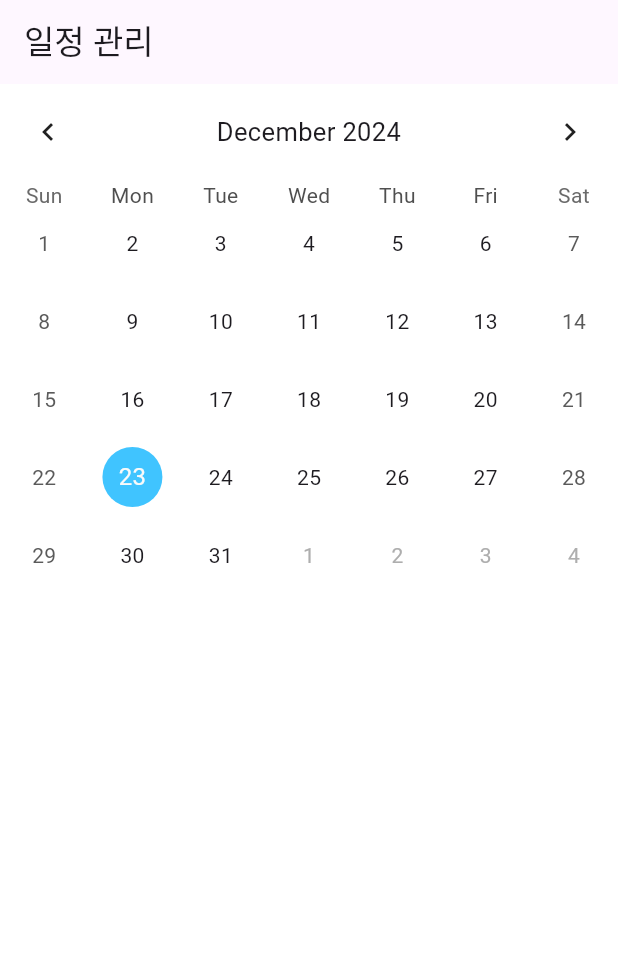
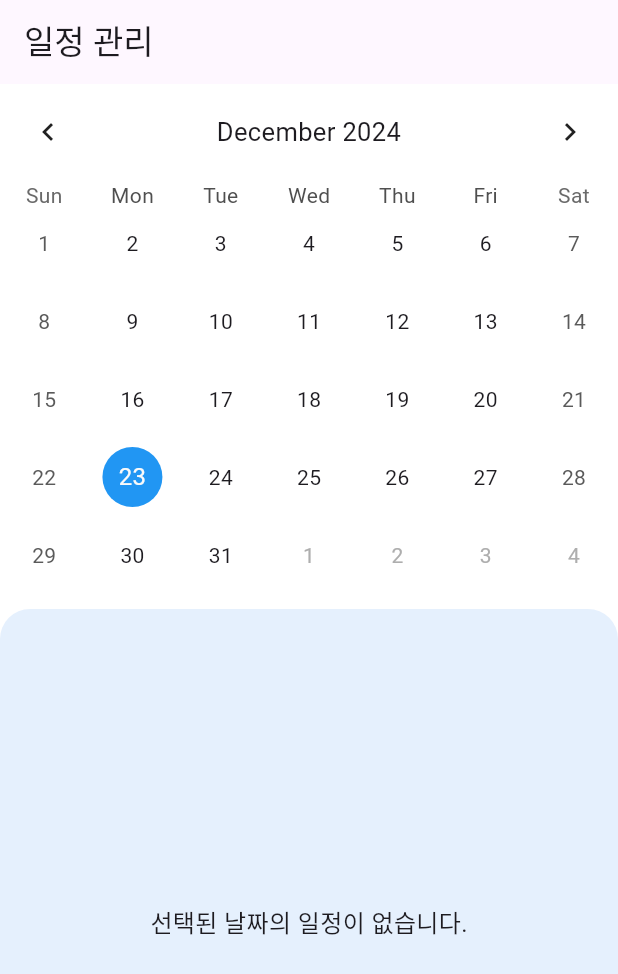
Before and after one commit to Tutorpus/Tutorpus-frontend, a Flutter app: the CalendarPage screen opened directly, on a phone screen of 412 x 824 dp. Shown: the top 974 px of the screen. Run offline on Flutter 3.47's test engine with Material 3 defaults, Android fonts, the light colour scheme and no system bars; drawn by our look-alikes of table_calendar; our stand-ins replace flutter_colorpicker, flutter_svg, shared_preferences; accounts and stored records are empty; network calls fail.

Commit message:
calendar events loaded

```diff
--- a/lib/pages/calendar_page.dart
+++ b/lib/pages/calendar_page.dart
@@ -1,8 +1,8 @@
+import 'dart:convert';
 import 'package:flutter/material.dart';
 import 'package:table_calendar/table_calendar.dart';
 import 'package:tutorpus/theme/colors.dart';
 import 'package:tutorpus/utils/api_client.dart';
-import 'dart:convert';
 
 void main() => runApp(const CalendarApp());
 
@@ -33,11 +33,39 @@
   DateTime? _selectedDay;
 
   final Map<DateTime, List<Event>> _events = {};
+  final Map<int, String> studentNames = {};
 
   @override
   void initState() {
     super.initState();
+    fetchStudents().then((_) {
       fetchSchedule(_focusedDay.year, _focusedDay.month);
+    });
+    _selectedDay =
+        DateTime(_focusedDay.year, _focusedDay.month, _focusedDay.day);
+  }
+
+  Future<void> fetchStudents() async {
+    const url = 'http://43.201.11.102:8080/student';
+
+    try {
+      final response = await ApiClient().get(url);
+      if (response.statusCode == 200) {
+        final List<dynamic> data = jsonDecode(utf8.decode(response.bodyBytes));
+        setState(() {
+          studentNames.clear();
+          for (final student in data) {
+            final studentId = student['connectId'];
+            final studentName = student['name'];
+            studentNames[studentId] = studentName; // ID로 이름 저장
+          }
+        });
+      } else {
+        throw Exception('Failed to fetch students');
+      }
+    } catch (e) {
+      print('Error fetching students: $e');
+    }
   }
 
   Future<void> fetchSchedule(int year, int month) async {
@@ -46,12 +74,15 @@
     try {
       final response = await ApiClient().get(url);
       if (response.statusCode == 200) {
-        final Map<String, dynamic> data = jsonDecode(response.body);
-        print('Fetched schedule data: $data');
-
+        final Map<String, dynamic> data =
+            jsonDecode(utf8.decode(response.bodyBytes));
         setState(() {
           _events.clear();
           for (final key in data.keys) {
+            final int studentId = int.parse(key); // key를 학생 ID로 사용
+            final studentName =
+                studentNames[studentId] ?? 'Unknown Student'; // 이름 매칭
+
             final color =
                 Color(int.parse(data[key]['color'].replaceFirst('#', '0xff')));
             final dates = (data[key]['dates'] as List<dynamic>)
@@ -62,13 +93,12 @@
               final normalizedDate =
                   DateTime(date.year, date.month, date.day); // 시간 제거
               _events[normalizedDate] ??= [];
-              _events[normalizedDate]!
-                  .add(Event('Event $key', '', '', color: color));
+              _events[normalizedDate]!.add(
+                  Event(studentName, '10:00 ~ 12:00', color)); // 이름으로 이벤트 제목 설정
             }
           }
         });
-
-        print('Mapped events: $_events');
+        print('Fetched schedule: $_events');
       } else {
         throw Exception('Failed to load schedule');
       }
@@ -87,37 +117,41 @@
         decoration: const BoxDecoration(color: Colors.white),
         child: Column(
           children: [
+            // 캘린더 위젯
             TableCalendar(
               focusedDay: _focusedDay,
               firstDay: DateTime.utc(2020, 1, 1),
               lastDay: DateTime.utc(2030, 12, 31),
-              selectedDayPredicate: (day) => isSameDay(_selectedDay, day),
+              selectedDayPredicate: (day) =>
+                  isSameDay(_selectedDay, day), // 날짜 선택 여부 확인
               onDaySelected: (selectedDay, focusedDay) {
                 setState(() {
-                  _selectedDay = selectedDay;
+                  _selectedDay = DateTime(
+                      selectedDay.year, selectedDay.month, selectedDay.day);
                   _focusedDay = focusedDay;
                 });
               },
-              eventLoader: (day) => _events[day] ?? [],
+              eventLoader: (day) {
+                final normalizedDate =
+                    DateTime(day.year, day.month, day.day); // 정규화
+                return _events[normalizedDate] ?? [];
+              },
               calendarBuilders: CalendarBuilders(
                 markerBuilder: (context, date, events) {
                   final normalizedDate =
-                      DateTime(date.year, date.month, date.day); // 시간 제거
+                      DateTime(date.year, date.month, date.day);
                   final eventList = _events[normalizedDate] ?? [];
-                  print(
-                      'Marker builder called for date: $normalizedDate with events: $eventList');
 
                   if (eventList.isNotEmpty) {
                     return Row(
                       mainAxisAlignment: MainAxisAlignment.center,
                       children: eventList.map((event) {
-                        final eventColor = (event).color;
                         return Container(
                           margin: const EdgeInsets.symmetric(horizontal: 1.0),
                           width: 6.0,
                           height: 6.0,
                           decoration: BoxDecoration(
-                            color: eventColor,
+                            color: event.color,
                             shape: BoxShape.circle,
                           ),
                         );
@@ -127,11 +161,11 @@
                   return null;
                 },
               ),
-              onPageChanged: (focusedDay) {
+              onPageChanged: (focusedDay) async {
                 setState(() {
                   _focusedDay = focusedDay;
                 });
-                fetchSchedule(focusedDay.year, focusedDay.month);
+                await fetchSchedule(focusedDay.year, focusedDay.month);
               },
               calendarStyle: const CalendarStyle(
                 selectedDecoration: BoxDecoration(
@@ -149,6 +183,8 @@
               ),
             ),
             const SizedBox(height: 10),
+
+            // 선택된 날짜의 이벤트 리스트
             _buildEventList(),
           ],
         ),
@@ -157,16 +193,43 @@
   }
 
   Widget _buildEventList() {
-    final selectedEvents = _events[_selectedDay] ?? [];
+    final normalizedSelectedDay = _selectedDay != null
+        ? DateTime(_selectedDay!.year, _selectedDay!.month, _selectedDay!.day)
+        : DateTime.now(); // 정규화
+    final selectedEvents = _events[normalizedSelectedDay] ?? [];
     return Expanded(
-      child: ListView.builder(
+      child: Container(
+        decoration: const BoxDecoration(
+          color: lightblue,
+          borderRadius: BorderRadius.only(
+            topLeft: Radius.circular(20),
+            topRight: Radius.circular(20),
+          ),
+        ),
+        child: selectedEvents.isEmpty
+            ? const Center(
+                child: Text(
+                  '선택된 날짜의 일정이 없습니다.',
+                  style: TextStyle(fontSize: 16),
+                ),
+              )
+            : ListView.builder(
                 itemCount: selectedEvents.length,
                 itemBuilder: (context, index) {
                   final event = selectedEvents[index];
                   return ListTile(
-            title: Text(event.title),
+                    leading: CircleAvatar(
+                      backgroundColor: event.color,
+                      radius: 8,
+                    ),
+                    title: Text(
+                      event.title,
+                      style: const TextStyle(fontWeight: FontWeight.bold),
+                    ),
+                    subtitle: Text(event.time),
                   );
                 },
+              ),
       ),
     );
   }
@@ -175,8 +238,7 @@
 class Event {
   String title;
   String time;
-  String detail;
-  Color color;
+  final Color color;
 
-  Event(this.title, this.time, this.detail, {required this.color});
+  Event(this.title, this.time, this.color);
 }
```
Lines whose indentation alone changed are shown as unchanged.
